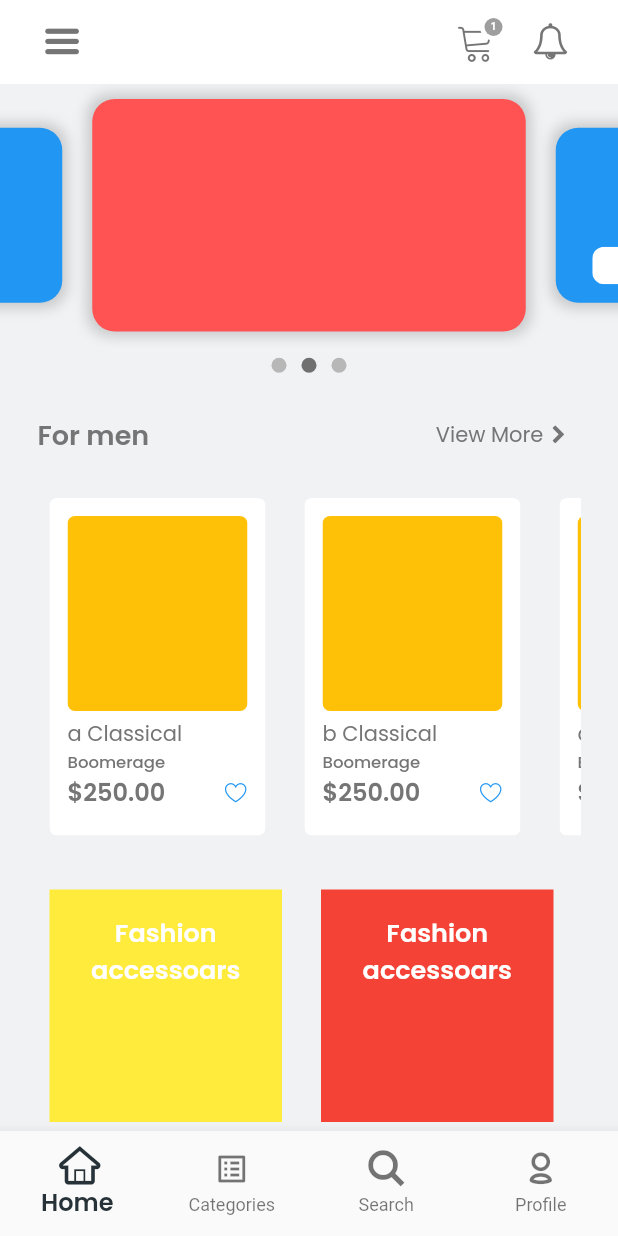
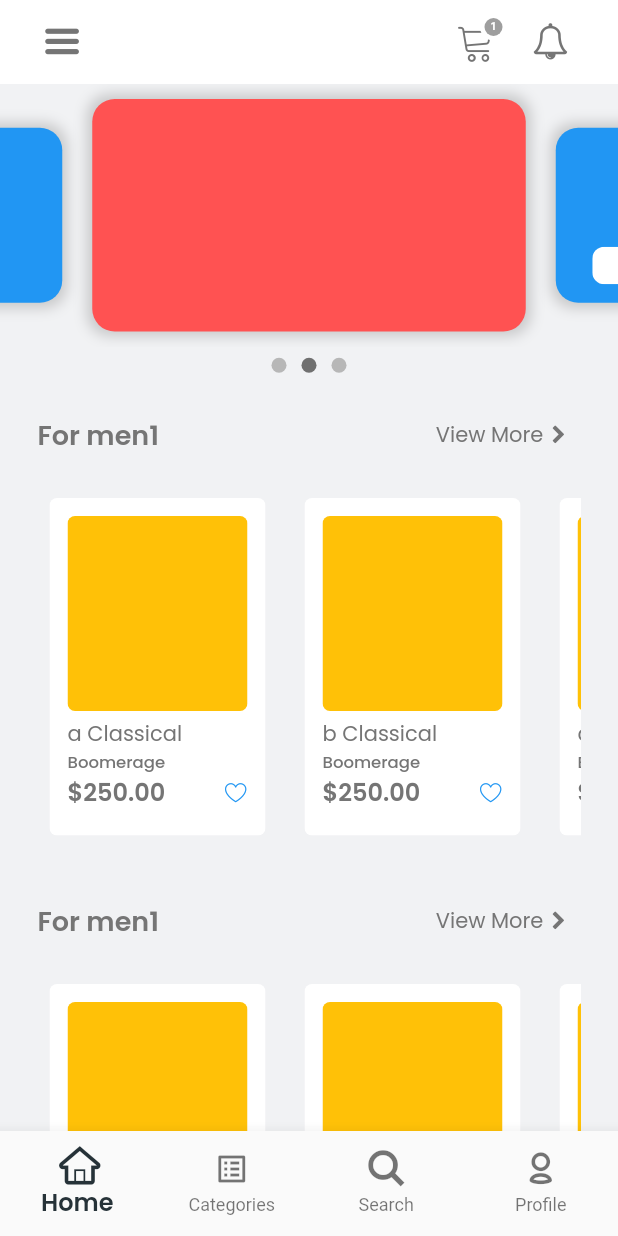
Before and after one commit to HamiiidAsgarian/flutter-tech-commerce-Cargo-, a Flutter app: the screen it shows after launch, on a phone screen of 412 x 824 dp. Run offline on Flutter 3.47's test engine with Material 2 defaults, Android fonts, the phone set to English and light mode, and no system bars.

Commit message:
optimizing mainscreen/forCategory in progress

```diff
--- a/analysis_options.yaml
+++ b/analysis_options.yaml
@@ -1,14 +1,14 @@
-include: package:lint/analysis_options.yaml
+# include: package:lint/analysis_options.yaml
 
-analyzer:
-  errors:
-    sized_box_for_whitespace: false
-    argument_type_not_assignable: false
-    avoid_print: false
-    avoid_bool_literals_in_conditional_expressions: false
-    constant_identifier_names: false
-    file_names: false
-    sort_pub_dependencies: false
+# analyzer:
+#   errors:
+#     sized_box_for_whitespace: false
+#     argument_type_not_assignable: false
+#     avoid_print: false
+#     avoid_bool_literals_in_conditional_expressions: false
+#     constant_identifier_names: false
+#     file_names: false
+#     sort_pub_dependencies: false
 
 
 
--- a/lib/screens/main_screen.dart
+++ b/lib/screens/main_screen.dart
@@ -8,7 +8,6 @@ import 'package:commerce_app/widgets/appbar.dart';
 import 'package:commerce_app/widgets/carousel.dart';
 import 'package:commerce_app/widgets/forCategorySection.dart';
 import 'package:commerce_app/widgets/navAndAppbar.dart';
-import 'package:commerce_app/widgets/windows_category-section.dart';
 import 'package:flutter/material.dart';
 import 'package:provider/provider.dart';
 
@@ -30,12 +29,6 @@ class _MainScreenState extends State<MainScreen> {
     ProfileScreen2(),
   ];
 
-  // @override
-  // void initState() {
-  //   print("Hellow");
-  //   super.initState();
-  // }
-
   @override
   Widget build(BuildContext context) {
     return Consumer<ProviderModel>(builder: (context, vals, child) {
@@ -50,15 +43,16 @@ class _MainScreenState extends State<MainScreen> {
   }
 }
 
-class MainScreenContetnts extends StatefulWidget {
+////////////////////////////////////////////////////////////////////////////////////* Home Screen
+class MainScreenContetnts extends StatelessWidget {
   const MainScreenContetnts({Key? key}) : super(key: key);
 
-  @override
-  _MainScreenContetntsState createState() => _MainScreenContetntsState();
-}
+//   @override
+//   _MainScreenContetntsState createState() => _MainScreenContetntsState();
+// }
 
-class _MainScreenContetntsState extends State<MainScreenContetnts> {
-  final int sliderIndex = 1;
+// class _MainScreenContetntsState extends State<MainScreenContetnts> {
+  // final int sliderIndex = 1;
 
   // Null get sectionTitle => null;
 
@@ -77,14 +71,17 @@ class _MainScreenContetntsState extends State<MainScreenContetnts> {
         SliverList(
           delegate: SliverChildListDelegate(
             [
-              SizedBox(
-                height: 200,
-                child: Carousel(sliderIndex: sliderIndex, itemIndex: 0),
-              ),
-              const ScrollviewCategory(sectionTitle: "For men"),
-              const WindowsCategorySection(),
-              const ScrollviewCategory(sectionTitle: "For Men"),
-              const ScrollviewCategory(sectionTitle: "For Men"),
+              Carousel(),
+              ScrollviewCategory(
+                  sectionTitle: "For men1",
+                  itemsList: ['a', 'b', 'c', 'd', 'e', 'f', 'g', 'h']),
+              // WindowsCategorySection(),
+              ScrollviewCategory(
+                  sectionTitle: "For men1",
+                  itemsList: ['a', 'b', 'c', 'd', 'e', 'f', 'g', 'h']),
+              ScrollviewCategory(
+                  sectionTitle: "For men1",
+                  itemsList: ['a', 'b', 'c', 'd', 'e', 'f', 'g', 'h']),
             ],
           ),
         )
--- a/lib/widgets/carousel.dart
+++ b/lib/widgets/carousel.dart
@@ -4,7 +4,7 @@ import '../consts.dart';
 
 ////////////////////////////////////////////////////////////////////
 class Carousel extends StatefulWidget {
-  const Carousel({Key? key, required this.sliderIndex, required this.itemIndex})
+  const Carousel({Key? key, this.sliderIndex = 1, this.itemIndex = 1})
       : super(key: key);
 
   final int sliderIndex;
@@ -78,8 +78,9 @@ class _CarouselState extends State<Carousel> {
 
   @override
   Widget build(BuildContext context) {
-    return Scaffold(
-        body: Center(
+    return SizedBox(
+      height: 200,
+      child: Center(
         child: Container(
           //////////////////////////////////////////* whole slider bar
           height: 200,
@@ -111,7 +112,8 @@ class _CarouselState extends State<Carousel> {
             )
           ]),
         ),
-    ));
+      ),
+    );
   }
 
   // slideBuilder(int index, bool hasLabel, String labelText) {}
--- a/lib/widgets/forCategorySection.dart
+++ b/lib/widgets/forCategorySection.dart
@@ -4,26 +4,13 @@ import 'package:commerce_app/widgets/item.dart';
 import 'package:flutter/material.dart';
 
 class ScrollviewCategory extends StatelessWidget {
-  const ScrollviewCategory({
-    Key? key,
-    required this.sectionTitle,
-  }) : super(key: key);
+  ScrollviewCategory({this.sectionTitle, this.itemsList});
 
   final String? sectionTitle;
+  final List<String>? itemsList;
 
   @override
   Widget build(BuildContext context) {
-    final List<String> mainScreenItems = [
-      'a',
-      'b',
-      'c',
-      'd',
-      'e',
-      'f',
-      'g',
-      'h'
-    ];
-
     return Container(
       padding: const EdgeInsets.only(left: 25, right: 25, top: 10, bottom: 5),
       color: cBackgroundGrey,
@@ -33,7 +20,7 @@ class ScrollviewCategory extends StatelessWidget {
         SingleChildScrollView(
           scrollDirection: Axis.horizontal,
           child: Row(
-              children: mainScreenItems
+              children: itemsList!
                   .map((e) => Container(
                       // color: Colors.white,
                       padding:
```
Lines whose indentation alone changed are shown as unchanged.
